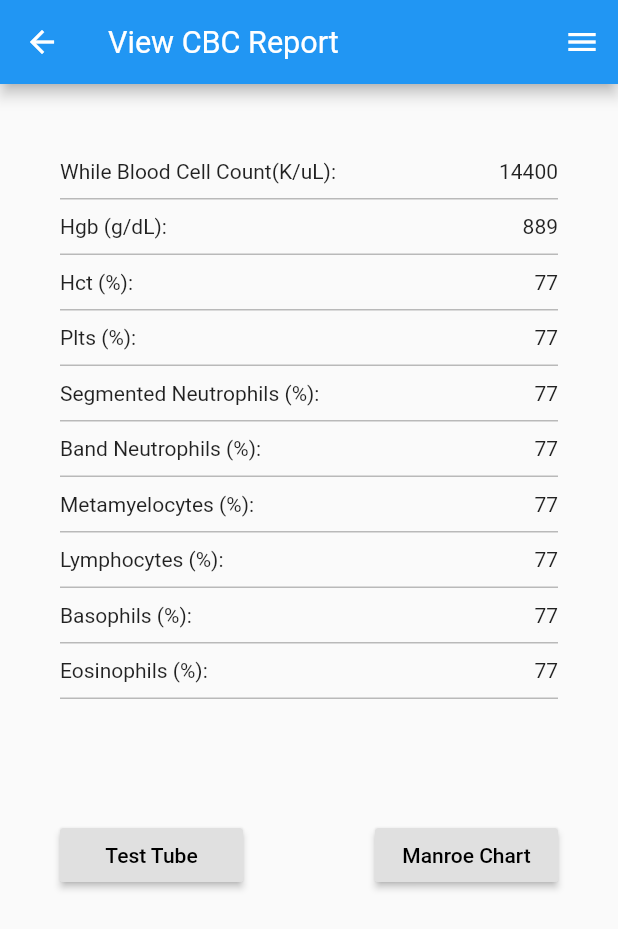
After one commit to katelynwang/Flutter_App, a Flutter app: the ViewPatientReports screen opened directly, after a tap on "CBC with Differential", on a phone screen of 412 x 824 dp. The commit adds this screen. Shown: the top 929 px of the screen. Run offline on Flutter 3.47's test engine with Material 2 defaults, Android fonts, the phone set to English and light mode, and no system bars.

Commit message:
Add view CBC reprots and navigation

```diff
--- /dev/null
+++ b/lib/LabWorkPart/CBCReport.dart
@@ -0,0 +1,190 @@
+import 'package:flutter/material.dart';
+
+import '../Material/MenuDrawer.dart';
+import 'TestTube.dart';
+import 'ManroeChart.dart';
+
+//void main() => runApp(new MaterialApp(
+//  title: 'View CBC Report',
+//    home: new CBCReport(),
+//));
+
+class CBCReport extends StatelessWidget {
+  @override
+  Widget build(BuildContext context) {
+//    Decoration rowDeco = new Decoration();
+    return new Scaffold(
+        endDrawer: new Drawer(
+        child: new MenuDrawer(),
+    ),
+    appBar: new AppBar(
+//        leading: new IconButton(
+//          icon: new Icon(Icons.arrow_drop_down_circle, size: 42.0, color: Colors.white,),
+//          onPressed: null),
+      title: new Text(
+        'View CBC Report',
+        style: Theme
+            .of(context)
+            .textTheme
+            .display1
+            .copyWith(color: Colors.white), textScaleFactor: 0.6,
+      ),
+    ),
+
+      body: new Container(
+        padding: new EdgeInsets.only(top: 40.0, left: 40.0, right: 40.0),
+        child: new Column(
+          children: <Widget>[
+            new Container(
+              child: new Row(
+                children: <Widget>[
+                  new Text('While Blood Cell Count(K/uL):', textAlign: TextAlign.left,),
+                  new Expanded(child: new Text('14400', textAlign: TextAlign.right)),
+                ],
+              ),
+              padding: new EdgeInsets.symmetric(vertical: 10.0),
+              decoration: new BoxDecoration(
+                border: new Border(bottom: new BorderSide(color: const Color(0x42000000), width: 1.0),)
+              ),
+            ),
+
+            new Container(
+              child: new Row(
+                children: <Widget>[
+                  new Text('Hgb (g/dL):', textAlign: TextAlign.left,),
+                  new Expanded(child: new Text('889', textAlign: TextAlign.right,)),
+                ],
+              ),
+              padding: new EdgeInsets.symmetric(vertical: 10.0),
+              decoration: new BoxDecoration(
+                  border: new Border(bottom: new BorderSide(color: const Color(0x42000000), width: 1.0),)
+              ),
+            ),
+
+            new Container(
+              child: new Row(
+                children: <Widget>[
+                  new Text('Hct (%):', textAlign: TextAlign.left,),
+                  new Expanded(child: new Text('77', textAlign: TextAlign.right,)),
+                ],
+              ),
+              padding: new EdgeInsets.symmetric(vertical: 10.0),
+              decoration: new BoxDecoration(
+                  border: new Border(bottom: new BorderSide(color: const Color(0x42000000), width: 1.0),)
+              ),
+            ),
+
+            new Container(
+              child: new Row(
+                children: <Widget>[
+                  new Text('Plts (%):', textAlign: TextAlign.left,),
+                  new Expanded(child: new Text('77', textAlign: TextAlign.right,))
+                ],
+              ),
+              padding: new EdgeInsets.symmetric(vertical: 10.0),
+              decoration: new BoxDecoration(
+                  border: new Border(bottom: new BorderSide(color: const Color(0x42000000), width: 1.0),)
+              ),
+            ),
+
+            new Container(
+              child: new Row(
+                children: <Widget>[
+                  new Text('Segmented Neutrophils (%):', textAlign: TextAlign.left,),
+                  new Expanded(child: new Text('77', textAlign: TextAlign.right,))
+                ],
+              ),
+              padding: new EdgeInsets.symmetric(vertical: 10.0),
+              decoration: new BoxDecoration(
+                  border: new Border(bottom: new BorderSide(color: const Color(0x42000000), width: 1.0),)
+              ),
+            ),
+
+            new Container(
+              child: new Row(
+                children: <Widget>[
+                  new Text('Band Neutrophils (%):', textAlign: TextAlign.left,),
+                  new Expanded(child: new Text('77', textAlign: TextAlign.right,))
+                ],
+              ),
+              padding: new EdgeInsets.symmetric(vertical: 10.0),
+              decoration: new BoxDecoration(
+                  border: new Border(bottom: new BorderSide(color: const Color(0x42000000), width: 1.0),)
+              ),
+            ),
+
+            new Container(
+              child: new Row(
+                children: <Widget>[
+                  new Text('Metamyelocytes (%):', textAlign: TextAlign.left,),
+                  new Expanded(child: new Text('77', textAlign: TextAlign.right,))
+                ],
+              ),
+              padding: new EdgeInsets.symmetric(vertical: 10.0),
+              decoration: new BoxDecoration(
+                  border: new Border(bottom: new BorderSide(color: const Color(0x42000000), width: 1.0),)
+              ),
+            ),
+
+            new Container(
+              child: new Row(
+                children: <Widget>[
+                  new Text('Lymphocytes (%):', textAlign: TextAlign.left,),
+                  new Expanded(child: new Text('77', textAlign: TextAlign.right,))
+                ],
+              ),
+              padding: new EdgeInsets.symmetric(vertical: 10.0),
+              decoration: new BoxDecoration(
+                  border: new Border(bottom: new BorderSide(color: const Color(0x42000000), width: 1.0),)
+              ),
+            ),
+
+            new Container(
+              child: new Row(
+                children: <Widget>[
+                  new Text('Basophils (%):', textAlign: TextAlign.left,),
+                  new Expanded(child: new Text('77', textAlign: TextAlign.right,))
+                ],
+              ),
+              padding: new EdgeInsets.symmetric(vertical: 10.0),
+              decoration: new BoxDecoration(
+                  border: new Border(bottom: new BorderSide(color: const Color(0x42000000), width: 1.0),)
+              ),
+            ),
+
+            new Container(
+              child: new Row(
+                children: <Widget>[
+                  new Text('Eosinophils (%):', textAlign: TextAlign.left,),
+                  new Expanded(child: new Text('77', textAlign: TextAlign.right,))
+                ],
+              ),
+              padding: new EdgeInsets.symmetric(vertical: 10.0),
+              decoration: new BoxDecoration(
+                  border: new Border(bottom: new BorderSide(color: const Color(0x42000000), width: 1.0),)
+              ),
+            ),
+
+            new Container(
+              child: new Row(
+                children: <Widget>[
+                  new Expanded(child: new RaisedButton(
+                      onPressed:  () {Navigator.push(context, new MaterialPageRoute(builder: (_) => new TestTube(),));},
+                      child: new Text('Test Tube', style: new TextStyle(color: Colors.black), textAlign: TextAlign.center,)
+                  )),
+                  new FlatButton(onPressed: null, child: new Text(' ')),
+                  new Expanded(child: new RaisedButton(
+                      onPressed:  () {Navigator.push(context, new MaterialPageRoute(builder: (_) => new ManroeChart(),));},
+                      child: new Text('Manroe Chart', style: new TextStyle(color: Colors.black), textAlign: TextAlign.center,)
+                  ))
+                ],
+              ),
+              padding: new EdgeInsets.symmetric(vertical: 80.0),
+            )
+
+          ],
+        ),
+      )
+    );
+  }
+}
--- /dev/null
+++ b/lib/LabWorkPart/ManroeChart.dart
@@ -0,0 +1,37 @@
+import 'package:flutter/material.dart';
+
+import '../Material/MenuDrawer.dart';
+
+//void main() => runApp(new MaterialApp(
+//  title: 'Manroe Chart',
+//    home: new ManroeChart(),
+//));
+
+class ManroeChart extends StatelessWidget {
+  @override
+  Widget build(BuildContext context) {
+//    Decoration rowDeco = new Decoration();
+    return new Scaffold(
+        endDrawer: new Drawer(
+          child: new MenuDrawer(),
+        ),
+        appBar: new AppBar(
+//        leading: new IconButton(
+//          icon: new Icon(Icons.arrow_drop_down_circle, size: 42.0, color: Colors.white,),
+//          onPressed: null),
+          title: new Text(
+            'Manroe Chart',
+            style: Theme
+                .of(context)
+                .textTheme
+                .display1
+                .copyWith(color: Colors.white), textScaleFactor: 0.6,
+          ),
+        ),
+
+        body: new Container(
+
+        )
+    );
+  }
+}
--- /dev/null
+++ b/lib/LabWorkPart/TestTube.dart
@@ -0,0 +1,37 @@
+import 'package:flutter/material.dart';
+
+import '../Material/MenuDrawer.dart';
+
+//void main() => runApp(new MaterialApp(
+//  title: 'Test Tube',
+//    home: new TestTube(),
+//));
+
+class TestTube extends StatelessWidget {
+  @override
+  Widget build(BuildContext context) {
+//    Decoration rowDeco = new Decoration();
+    return new Scaffold(
+        endDrawer: new Drawer(
+          child: new MenuDrawer(),
+        ),
+        appBar: new AppBar(
+//        leading: new IconButton(
+//          icon: new Icon(Icons.arrow_drop_down_circle, size: 42.0, color: Colors.white,),
+//          onPressed: null),
+          title: new Text(
+            'Test Tube',
+            style: Theme
+                .of(context)
+                .textTheme
+                .display1
+                .copyWith(color: Colors.white), textScaleFactor: 0.6,
+          ),
+        ),
+
+        body: new Container(
+
+        )
+    );
+  }
+}
--- a/lib/LabWorkPart/ViewPatientReports.dart
+++ b/lib/LabWorkPart/ViewPatientReports.dart
@@ -1,6 +1,12 @@
 import 'package:flutter/material.dart';
 
 import '../Material/MenuDrawer.dart';
+import 'CBCReport.dart';
+
+//void main() => runApp(new MaterialApp(
+//  title: 'View Patient Reports',
+//    home: new ViewPatientReports(),
+//));
 
 class ViewPatientReports extends StatelessWidget {
   @override
@@ -16,32 +22,43 @@ class ViewPatientReports extends StatelessWidget {
 //          onPressed: null),
         title: new Text(
           'View Patient Reports',
-          style: Theme.of(context).textTheme.display1.copyWith(color: Colors.white), textScaleFactor: 0.6,
+          style: Theme
+              .of(context)
+              .textTheme
+              .display1
+              .copyWith(color: Colors.white), textScaleFactor: 0.6,
         ),
       ),
 
       body: new Container(
         padding: new EdgeInsets.only(top: 20.0, left: 2.0),
         child: new Table( //TODO: horizontal view
-          columnWidths: const <int, TableColumnWidth> {
+            columnWidths: const <int, TableColumnWidth>{
               0: const FixedColumnWidth(190.0),
               1: const FixedColumnWidth(100.0),
               2: const FixedColumnWidth(70.0),
             },
             border: new TableBorder(
                 top: new BorderSide(color: const Color(0x42000000), width: 1.0),
-              bottom: new BorderSide(color: const Color(0x42000000), width: 1.0),
-              left: new BorderSide(color: const Color(0x42000000), width: 1.0),
-              right: new BorderSide(color: const Color(0x42000000), width: 1.0),
-              verticalInside: new BorderSide(width: 1.0, color: const Color(0x42000000)),    //Colors.black45
-              horizontalInside: new BorderSide(width: 1.0, color: const Color(0x61000000))
+                bottom: new BorderSide(
+                    color: const Color(0x42000000), width: 1.0),
+                left: new BorderSide(
+                    color: const Color(0x42000000), width: 1.0),
+                right: new BorderSide(
+                    color: const Color(0x42000000), width: 1.0),
+                verticalInside: new BorderSide(
+                    width: 1.0, color: const Color(0x42000000)),
+                //Colors.black45
+                horizontalInside: new BorderSide(
+                    width: 1.0, color: const Color(0x61000000))
             ),
             defaultVerticalAlignment: TableCellVerticalAlignment.middle,
 
             children: <TableRow>[
               new TableRow(
                   children: <Widget>[
-                  new TableCell(child: new Text('  Ordered Tests', style: new TextStyle(height: 1.8))),
+                    new TableCell(child: new Text(
+                        '  Ordered Tests', style: new TextStyle(height: 1.8))),
                     new TableCell(child: new Text('Date', textAlign: TextAlign.center, style: new TextStyle(height: 1.8))),
                     new TableCell(child: new Text('Time', textAlign: TextAlign.center, style: new TextStyle(height: 1.8)))
                   ],
@@ -49,28 +66,35 @@ class ViewPatientReports extends StatelessWidget {
               ),
               new TableRow(
                   children: <Widget>[
-                  new TableCell(child: new Text('  CBC with Differential', style: new TextStyle(height: 1.5))),
+                    new TableCell(child: new FlatButton(
+                      onPressed: () {Navigator.push(context, new MaterialPageRoute(builder: (_) => new CBCReport(),));},
+                      child: new Text('  CBC with Differential', style: new TextStyle(height: 1.5)))),
                     new TableCell(child: new Text('02/21/2018', textAlign: TextAlign.center, style: new TextStyle(height: 1.5))),
                     new TableCell(child: new Text('13:33', textAlign: TextAlign.center, style: new TextStyle(height: 1.5)))
                   ]
               ),
               new TableRow(
                   children: <Widget>[
-                  new TableCell(child: new Text('  CRP (C-Reactive Protein)', style: new TextStyle(height: 1.5))),
+                    new TableCell(child: new FlatButton(onPressed: null,
+                        child: new Text('  CRP (C-Reactive Protein)', style: new TextStyle(height: 1.5)))),
                     new TableCell(child: new Text('02/21/2018', textAlign: TextAlign.center, style: new TextStyle(height: 1.5))),
                     new TableCell(child: new Text('13:33', textAlign: TextAlign.center, style: new TextStyle(height: 1.5)))
                   ]
               ),
               new TableRow(
                   children: <Widget>[
-                  new TableCell(child: new Text('  Clotting Studies', style: new TextStyle(height: 1.5))),
+                    new TableCell(child: new FlatButton(onPressed: null,
+                        child: new Text('  Clotting Studies',
+                            style: new TextStyle(height: 1.5)))),
                     new TableCell(child: new Text('02/21/2018', textAlign: TextAlign.center, style: new TextStyle(height: 1.5))),
                     new TableCell(child: new Text('13:33', textAlign: TextAlign.center, style: new TextStyle(height: 1.5)))
                   ]
               ),
               new TableRow(
                   children: <Widget>[
-                  new TableCell(child: new Text('  Electrolytes', style: new TextStyle(height: 1.5))),
+                    new TableCell(child: new FlatButton(onPressed: null,
+                        child: new Text('  Electrolytes',
+                            style: new TextStyle(height: 1.5)))),
                     new TableCell(child: new Text('02/21/2018', textAlign: TextAlign.center, style: new TextStyle(height: 1.5))),
                     new TableCell(child: new Text('13:33', textAlign: TextAlign.center, style: new TextStyle(height: 1.5)))
                   ]
--- a/lib/Material/MenuDrawer.dart
+++ b/lib/Material/MenuDrawer.dart
@@ -20,7 +20,7 @@ class MenuDrawer extends StatelessWidget {
 
               new Container(
                   child: new FlatButton(
-                      onPressed: null, //TODO: user can search patient after logging in, if not can only see faqs etc.
+                      onPressed: null, //TODO: user can search patient after logging in, if not can only see FAQs etc.
                       child: new Text(' Search Patient', style: new TextStyle(color: Colors.black, fontSize: 16.0, fontWeight: FontWeight.w500), textAlign: TextAlign.left),
                   ),
                   alignment: Alignment.centerLeft,
```
Lines whose indentation alone changed are shown as unchanged.
